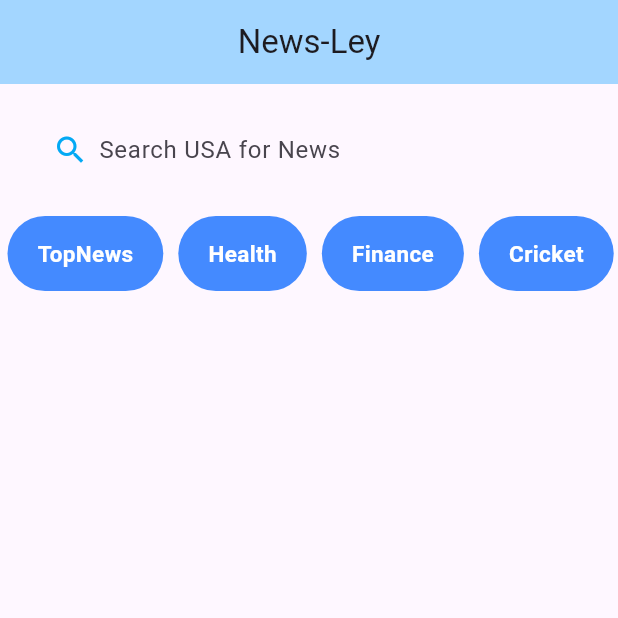
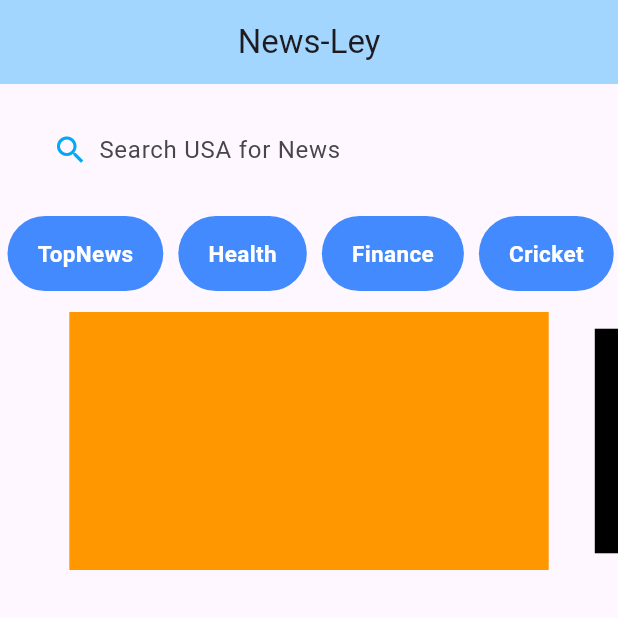
Before and after one commit to animeshbarole/Flutter_News_App, a Flutter app: the screen it shows after launch, after a tap on the "search" icon, on a phone screen of 412 x 824 dp, the top half of it. Run offline on Flutter 3.47's test engine with Material 2 defaults, Android fonts, the phone set to English and light mode, and no system bars; drawn by our look-alikes of carousel_slider.

```diff
--- a/analysis_options.yaml
+++ b/analysis_options.yaml
@@ -23,6 +23,9 @@ linter:
   rules:
     # avoid_print: false  # Uncomment to disable the `avoid_print` rule
     # prefer_single_quotes: true  # Uncomment to enable the `prefer_single_quotes` rule
+    - avoid_print
+    - sized_box_for_whitespace
+    - sort_child_properties_last
 
 # Additional information about this file can be found at
 # https://dart.dev/guides/language/analysis-options
--- a/lib/main.dart
+++ b/lib/main.dart
@@ -34,7 +34,7 @@ class MyApp extends StatelessWidget {
         colorScheme: ColorScheme.fromSeed(seedColor: Colors.deepPurple),
         useMaterial3: true,
       ),
-      home: MyHome(),
+      home: const MyHome(),
 
     );
   }
--- a/lib/view/home.dart
+++ b/lib/view/home.dart
@@ -1,9 +1,10 @@
 import 'dart:math';
 
 import 'package:flutter/material.dart';
+import 'package:carousel_slider/carousel_slider.dart';
 
 class MyHome extends StatefulWidget {
-  const MyHome({super.key});
+   const MyHome({Key? key}) : super(key: key);
 
   @override
   State<MyHome> createState() => _MyWidgetState();
@@ -13,14 +14,14 @@ class _MyWidgetState extends State<MyHome> {
   @override
   Widget build(BuildContext context) {
 
-    var city_name =["Bankok","Delhi","Asia","London","USA","China"];
-    final _random = new Random();
-    var city = city_name[_random.nextInt(city_name.length)];
-    List<String> navbar_item =["TopNews","Health","Finance","Cricket","Devotion"];
+    var cityName =  ["Bankok","Delhi","Asia","London","USA","China"];
+    final random = Random();
+    var city = cityName[random.nextInt(cityName.length)];
+    List<String> navbarItem =["TopNews","Health","Finance","Cricket","Devotion"];
 
     return  Scaffold(
         appBar: AppBar(
-          title: Text("News-Ley"),
+          title: const Text("News-Ley"),
           centerTitle: true,
           backgroundColor: const Color.fromARGB(255, 163, 214, 255),
         ),
@@ -29,19 +30,25 @@ class _MyWidgetState extends State<MyHome> {
             children: [
              Container(
 
-                padding: EdgeInsets.symmetric(horizontal:8.0),
-                margin: EdgeInsets.symmetric(horizontal:24,vertical: 20),
-                decoration: BoxDecoration(
+                padding: const EdgeInsets.symmetric(horizontal:8.0),
+                margin: const EdgeInsets.symmetric(horizontal:24,vertical: 20),
+                decoration: const BoxDecoration(
 
                    color: Colors.transparent,
 
                    ),
                 child: Row(
                  children: [
-                     GestureDetector(
-                       onTap: ()=>{},
-                       child:Container(child:Icon(Icons.search,color: Colors.lightBlue,),margin: EdgeInsets.fromLTRB(3, 0, 7, 0),),
-                     ),
+                    GestureDetector(
+                      onTap: () => {},
+                      child: Container(
+                        margin: const EdgeInsets.fromLTRB(3, 0, 7, 0),
+                        child: const Icon(
+                          Icons.search,
+                          color: Colors.lightBlue,
+                        ),
+                      ),
+                    ),
                      Expanded(
                       child: TextField(
                          controller: SearchController(),
@@ -59,22 +66,22 @@ class _MyWidgetState extends State<MyHome> {
 
               //Navbar Creation ...
 
-              Container(
+              SizedBox(
                 height: 50,
 
               child:ListView.builder(
                 shrinkWrap: true,
                 scrollDirection: Axis.horizontal,
-                itemCount: navbar_item.length,
+                itemCount: navbarItem.length,
                 itemBuilder:(context,index){
                 return
                InkWell(
                         onTap: ()=>{
-                            print(navbar_item[index]),
+                            debugPrint(navbarItem[index]),
                         },
                    child: Container(
-                       padding: EdgeInsets.symmetric(horizontal: 20,vertical: 5),
-                       margin: EdgeInsets.symmetric(horizontal:5),
+                       padding: const EdgeInsets.symmetric(horizontal: 20,vertical: 5),
+                       margin: const EdgeInsets.symmetric(horizontal:5),
                        decoration:BoxDecoration(
                           color: Colors.blueAccent,
                           borderRadius: BorderRadius.circular(25),
@@ -82,8 +89,8 @@ class _MyWidgetState extends State<MyHome> {
 
                        child:Center(
                        child: Text(
-                           navbar_item[index],
-                           style: TextStyle(
+                           navbarItem[index],
+                           style: const TextStyle(
                             fontSize: 15,
                             color: Colors.white,
                             fontWeight: FontWeight.bold,
@@ -96,11 +103,42 @@ class _MyWidgetState extends State<MyHome> {
                 }
 
               ) ,
-             )
+             ),
+
+             CarouselSlider(
+                     options: CarouselOptions(
+                        height: 200.0,
+                        autoPlay: true,
+                        enableInfiniteScroll: false,
+                        enlargeCenterPage: true
+                     ),
+
+                     items: items.map((i) {
+                       return Builder(
+                         builder: (BuildContext context) {
+                           return InkWell(
+                            onTap: ()=>{
+                               debugPrint("Animesh Want to see news "),
+                            },
+                           child :Container(
+                           //  width: MediaQuery.of(context).size.width,
+                             margin: const EdgeInsets.symmetric(horizontal: 5.0,vertical: 14),
+                             decoration: BoxDecoration(
+                               color: i,
+                             ),
+
+                           ),
+                           );
+                         },
+                       );
+                     }).toList(),
+               )
+
+            ],
 
 
-            ],
         ),
     );
   }
+   final List items = [Colors.orange,Colors.black,Colors.blueAccent,Colors.red,Colors.green];
 }
--- a/pubspec.yaml
+++ b/pubspec.yaml
@@ -35,6 +35,7 @@ dependencies:
   # The following adds the Cupertino Icons font to your application.
   # Use with the CupertinoIcons class for iOS style icons.
   cupertino_icons: ^1.0.2
+  carousel_slider: ^4.2.1
 
 dev_dependencies:
   flutter_test:
```
